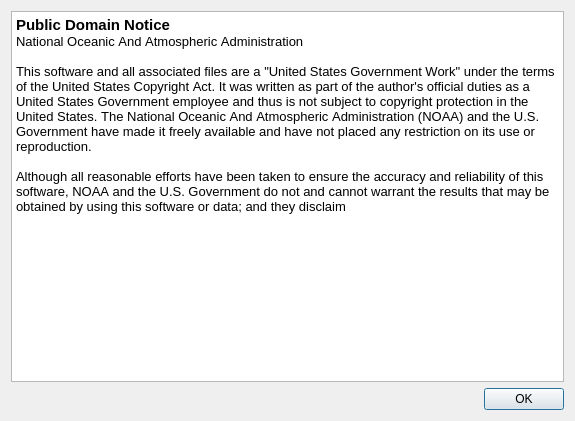
First picture: the form in src/dialog_copyright.ui, repository nmfs-ost/ss3-ssi, before the edit.
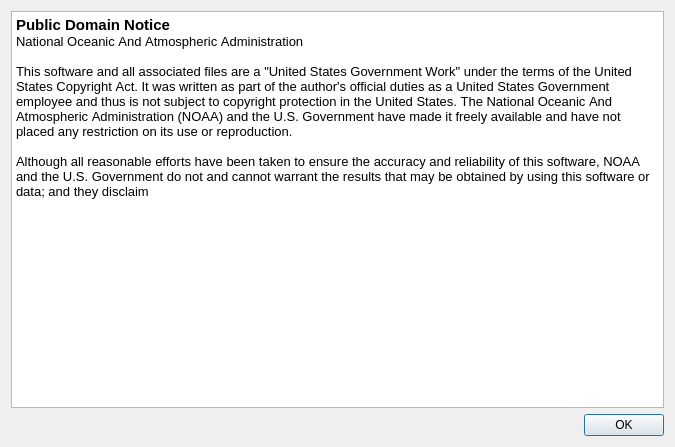
Second picture: the form after the edit.

Diff of the .ui file:
```diff
--- a/src/dialog_copyright.ui
+++ b/src/dialog_copyright.ui
@@ -6,8 +6,8 @@
    <rect>
     <x>0</x>
     <y>0</y>
-    <width>575</width>
-    <height>421</height>
+    <width>675</width>
+    <height>447</height>
    </rect>
   </property>
   <property name="windowTitle">
@@ -26,7 +26,7 @@
       <string>&lt;!DOCTYPE HTML PUBLIC &quot;-//W3C//DTD HTML 4.0//EN&quot; &quot;http://www.w3.org/TR/REC-html40/strict.dtd&quot;&gt;
 &lt;html&gt;&lt;head&gt;&lt;meta name=&quot;qrichtext&quot; content=&quot;1&quot; /&gt;&lt;title&gt;Notice&lt;/title&gt;&lt;style type=&quot;text/css&quot;&gt;
 p, li { white-space: pre-wrap; }
-&lt;/style&gt;&lt;/head&gt;&lt;body style=&quot; font-family:'MS Shell Dlg 2'; font-size:8pt; font-weight:400; font-style:normal;&quot;&gt;
+&lt;/style&gt;&lt;/head&gt;&lt;body style=&quot; font-family:'MS Shell Dlg 2'; font-size:8.25pt; font-weight:400; font-style:normal;&quot;&gt;
 &lt;p style=&quot; margin-top:0px; margin-bottom:0px; margin-left:0px; margin-right:0px; -qt-block-indent:0; text-indent:0px;&quot;&gt;&lt;span style=&quot; font-family:'Courier New'; font-size:11pt; font-weight:600;&quot;&gt;Public&lt;/span&gt;&lt;span style=&quot; font-family:'Courier New'; font-size:11pt; font-weight:600; color:#bec0c2;&quot;&gt; &lt;/span&gt;&lt;span style=&quot; font-family:'Courier New'; font-size:11pt; font-weight:600;&quot;&gt;Domain&lt;/span&gt;&lt;span style=&quot; font-family:'Courier New'; font-size:11pt; font-weight:600; color:#bec0c2;&quot;&gt; &lt;/span&gt;&lt;span style=&quot; font-family:'Courier New'; font-size:11pt; font-weight:600;&quot;&gt;Notice&lt;/span&gt;&lt;/p&gt;
 &lt;p style=&quot; margin-top:0px; margin-bottom:0px; margin-left:0px; margin-right:0px; -qt-block-indent:0; text-indent:0px;&quot;&gt;&lt;span style=&quot; font-family:'Courier New'; font-size:10pt;&quot;&gt;National&lt;/span&gt;&lt;span style=&quot; font-family:'Courier New'; font-size:10pt; color:#bec0c2;&quot;&gt; &lt;/span&gt;&lt;span style=&quot; font-family:'Courier New'; font-size:10pt;&quot;&gt;Oceanic&lt;/span&gt;&lt;span style=&quot; font-family:'Courier New'; font-size:10pt; color:#bec0c2;&quot;&gt; &lt;/span&gt;&lt;span style=&quot; font-family:'Courier New'; font-size:10pt;&quot;&gt;And&lt;/span&gt;&lt;span style=&quot; font-family:'Courier New'; font-size:10pt; color:#bec0c2;&quot;&gt; &lt;/span&gt;&lt;span style=&quot; font-family:'Courier New'; font-size:10pt;&quot;&gt;Atmospheric&lt;/span&gt;&lt;span style=&quot; font-family:'Courier New'; font-size:10pt; color:#bec0c2;&quot;&gt; &lt;/span&gt;&lt;span style=&quot; font-family:'Courier New'; font-size:10pt;&quot;&gt;Administration&lt;/span&gt;&lt;/p&gt;
 &lt;p style=&quot;-qt-paragraph-type:empty; margin-top:0px; margin-bottom:0px; margin-left:0px; margin-right:0px; -qt-block-indent:0; text-indent:0px; font-family:'Times New Roman'; font-size:10pt;&quot;&gt;&lt;br /&gt;&lt;/p&gt;
```
